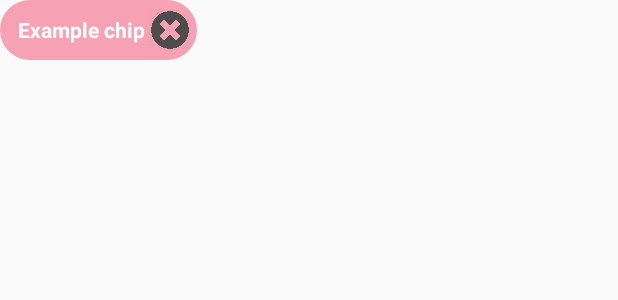
After one commit to Bat95/ProgettoMobile, an Android app: the layout recyclerview_item_row.xml on its own in the app's theme, with its tools: preview values and no code run, on a phone screen of 412 x 824 dp. The commit adds this screen. Shown: the top 300 px of the screen. Run offline under Robolectric (Android 15) with nearby library versions, the phone set to English and light mode, and no system bars; network calls fail.

Commit message:
Aggiunte chips

```diff
--- /dev/null
+++ b/app/src/main/res/drawable/shape_chip_drawable.xml
@@ -0,0 +1,12 @@
+<shape xmlns:android="http://schemas.android.com/apk/res/android">
+
+    <solid android:color="#f7a1b4" />
+
+    <padding
+        android:bottom="12dp"
+        android:left="12dp"
+        android:right="5dp"
+        android:top="12dp" />
+
+    <corners android:radius="30dp" />
+</shape>
--- /dev/null
+++ b/app/src/main/res/layout/recyclerview_item_row.xml
@@ -0,0 +1,29 @@
+<RelativeLayout android:id="@+id/chip_layout"
+    android:layout_width="wrap_content"
+    android:layout_height="wrap_content"
+    android:layout_centerInParent="true"
+    android:background="@drawable/shape_chip_drawable"
+    android:paddingBottom="10px"
+    android:paddingTop="10px"
+    android:layout_marginRight="10px"
+    xmlns:android="http://schemas.android.com/apk/res/android">
+
+        <TextView
+            android:id="@+id/chiptext"
+            android:layout_width="wrap_content"
+            android:layout_height="wrap_content"
+            android:layout_marginRight="5px"
+            android:layout_centerVertical="true"
+            android:text="Example chip"
+            android:textColor="@android:color/white"
+            android:textStyle="bold" />
+
+        <ImageView
+            android:id="@+id/delete"
+            android:layout_width="40px"
+            android:layout_height="40px"
+            android:layout_centerVertical="true"
+            android:layout_toRightOf="@id/chiptext"
+            android:contentDescription="@null"
+            android:src="@drawable/cancel" />
+    </RelativeLayout>
--- a/app/src/main/res/layout/search.xml
+++ b/app/src/main/res/layout/search.xml
@@ -35,7 +35,6 @@
         android:layout_height="wrap_content"
         android:layout_below="@+id/select_ingred_title"
         android:layout_centerHorizontal="true"
-        android:autoText="false"
         android:completionThreshold="1"
         android:ems="16"
         android:inputType="textFilter"
@@ -49,6 +48,7 @@
         android:textColor="@android:color/black"
         android:textSize="16sp"
         android:layout_centerVertical="true"
+        android:layout_below="@+id/recipe_name_input"
         android:layout_alignStart="@+id/recipe_name_title" />
 
 
@@ -152,6 +152,7 @@
         android:textColorLink="@android:color/black"
         android:layout_below="@+id/unique"
         android:layout_centerHorizontal="true" />
+
     <TextView
         android:id="@+id/timetext"
         android:layout_width="wrap_content"
```
Also changed, not shown: app/src/main/java/com/myrecipebook/myrecipebook/Search.java (+17 -9 lines), app/src/main/res/layout/recyclerview_ingredient.xml (added, +10 -0 lines), app/src/main/res/drawable/cancel.png (added).
